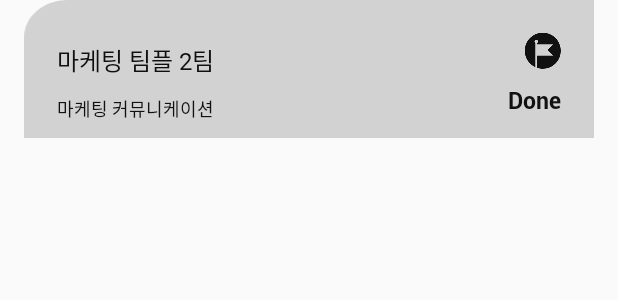
After one commit to YAPP13th-DOTO/DITO_Android, an Android app: the layout item_recyclerview_finish_roomlist.xml on its own in the app's theme, with its tools: preview values and no code run, on a phone screen of 412 x 824 dp. The commit adds this screen. Shown: the top 300 px of the screen. Run offline under Robolectric (Android 15) with nearby library versions, the phone set to English and light mode, and no system bars; Roboto replaces fonts that are not available here.

Commit message:
코드 추가 및 작성
- 과제 승인 요청 거절 됬을 경우 승인제출버튼 클릭 가능하도록 변경 및 view 변경
- 방 목록(메인화면)에서 종료된 방목록도 추가적으로 보여줌.

```diff
--- a/YappProject/app/src/main/AndroidManifest.xml
+++ b/YappProject/app/src/main/AndroidManifest.xml
@@ -31,7 +31,7 @@
         <activity android:name=".RoomCreateActivity" />
         <activity android:name=".RoomSuccessActivity" />
         <activity android:name=".TeamMembersActivity" />
-        <activity android:name=".AddTaskActivity"/>
+        <activity android:name=".TaskCreateActivity"/>
         <activity android:name=".TaskMemberActivity" />
 
         <service
--- a/YappProject/app/src/main/java/com/example/kiyon/yappproject/RoomDetailActivity.java
+++ b/YappProject/app/src/main/java/com/example/kiyon/yappproject/RoomDetailActivity.java
@@ -9,7 +9,6 @@ import android.content.IntentFilter;
 import android.graphics.Color;
 import android.graphics.Typeface;
 import android.graphics.drawable.ColorDrawable;
-import android.location.LocationManager;
 import android.os.Build;
 import android.support.design.widget.AppBarLayout;
 import android.support.v4.content.LocalBroadcastManager;
@@ -36,7 +35,6 @@ import com.example.kiyon.yappproject.adapter.TaskListRVAdapter;
 import com.example.kiyon.yappproject.common.CustomTypefaceSpan;
 import com.example.kiyon.yappproject.common.OnDataChange;
 import com.example.kiyon.yappproject.common.RetrofitServerClient;
-import com.example.kiyon.yappproject.common.UserInfoReturn;
 import com.example.kiyon.yappproject.model.Etc.BasicResponseResult;
 import com.example.kiyon.yappproject.model.Room.RoomListResponseResult;
 import com.example.kiyon.yappproject.model.Room.RoomAttendUsersItem;
@@ -197,7 +195,7 @@ public class RoomDetailActivity extends AppCompatActivity {
                     break;
                 case R.id.subjectAdd_btn :
                     // 과제 추가 버튼 작업
-                    Intent intent1 = AddTaskActivity.newIntent(RoomDetailActivity.this, roomAttendUsersItem);
+                    Intent intent1 = TaskCreateActivity.newIntent(RoomDetailActivity.this, roomAttendUsersItem);
                     startActivityForResult(intent1, 4000);
                     break;
                 case R.id.roomDone_tv :
@@ -321,6 +319,8 @@ public class RoomDetailActivity extends AppCompatActivity {
                     if (taskListResponseResult != null) {
                         ArrayList<TaskInfoItem> taskInfoItems = taskListResponseResult.list;
                         if (taskInfoItems.size() != 0) { // 과제 목록이 없을 경우
+                            findViewById(R.id.temp_iv).setVisibility(View.GONE);
+                            findViewById(R.id.temp_tv).setVisibility(View.GONE);
                             taskListRVAdapter.setData(taskInfoItems);
                         } else {
                             findViewById(R.id.temp_iv).setVisibility(View.VISIBLE);
--- a/YappProject/app/src/main/java/com/example/kiyon/yappproject/RoomSuccessActivity.java
+++ b/YappProject/app/src/main/java/com/example/kiyon/yappproject/RoomSuccessActivity.java
@@ -73,7 +73,7 @@ public class RoomSuccessActivity extends AppCompatActivity {
         title_tv = findViewById(R.id.title_tv);
 
         // 특정 텍스트 폰트 적용
-        Typeface nanumBoldFont = Typeface.createFromAsset(getAssets(), "nanumbarungothicotfbold.ttf");
+        Typeface nanumBoldFont = Typeface.createFromAsset(getAssets(), "nanumbarungothicbold.ttf");
 
         SpannableStringBuilder spannableStringBuilder = new SpannableStringBuilder(roomName + " 과목");
         spannableStringBuilder.insert(roomName.length() + 3,"\n");
--- a/YappProject/app/src/main/java/com/example/kiyon/yappproject/TaskMemberActivity.java
+++ b/YappProject/app/src/main/java/com/example/kiyon/yappproject/TaskMemberActivity.java
@@ -15,7 +15,7 @@ import com.example.kiyon.yappproject.model.Room.RoomAttendUsersItem;
 
 import java.util.ArrayList;
 
-import static com.example.kiyon.yappproject.AddTaskActivity.USER_DATA;
+import static com.example.kiyon.yappproject.TaskCreateActivity.USER_DATA;
 
 public class TaskMemberActivity extends AppCompatActivity implements MemberListRVAdapter.ItemClickListener {
 
@@ -73,7 +73,7 @@ public class TaskMemberActivity extends AppCompatActivity implements MemberListR
     }
 
     private void sendUserListToAddTaskActivity() {
-        Intent intent = new Intent(TaskMemberActivity.this, AddTaskActivity.class);
+        Intent intent = new Intent(TaskMemberActivity.this, TaskCreateActivity.class);
         intent.putExtra("users", attendUserLists);
         intent.putExtra("result", attendUserLists.size() + "명");
         setResult(RESULT_OK,intent);
--- a/YappProject/app/src/main/java/com/example/kiyon/yappproject/adapter/TaskAttendUsersRVAdapter.java
+++ b/YappProject/app/src/main/java/com/example/kiyon/yappproject/adapter/TaskAttendUsersRVAdapter.java
@@ -198,7 +198,7 @@ public class TaskAttendUsersRVAdapter extends RecyclerView.Adapter<RecyclerView.
         dialog.setContentView(R.layout.dialog_requestapproval);
 
         TextView textView = dialog.findViewById(R.id.text);
-        Typeface nanumBoldFont = Typeface.createFromAsset(mContext.getAssets(), "nanumbarungothicotfbold.ttf"); // 특정 text 폰트 적용
+        Typeface nanumBoldFont = Typeface.createFromAsset(mContext.getAssets(), "nanumbarungothicbold.ttf"); // 특정 text 폰트 적용
 
         if (type == 1) {
             SpannableStringBuilder spannableStringBuilder = new SpannableStringBuilder("제출요청을승인하시겠습니까?");
--- a/YappProject/app/src/main/java/com/example/kiyon/yappproject/adapter/TaskListRVAdapter.java
+++ b/YappProject/app/src/main/java/com/example/kiyon/yappproject/adapter/TaskListRVAdapter.java
@@ -156,6 +156,9 @@ public class TaskListRVAdapter extends RecyclerView.Adapter<RecyclerView.ViewHol
                 if (taskInfoItems.get(position).users.get(i).req == 1) { // 과제 승인요청을 했을 경우 버튼 클릭처리
                     taskListVH.taskSubmit.setButtonDrawable(R.drawable.check_1);
                     taskListVH.taskSubmit.setEnabled(false);
+                } else {
+                    taskListVH.taskSubmit.setButtonDrawable(R.drawable.uncheck_1);
+                    taskListVH.taskSubmit.setEnabled(true);
                 }
             }
         }
--- /dev/null
+++ b/YappProject/app/src/main/res/layout/item_recyclerview_finish_roomlist.xml
@@ -0,0 +1,68 @@
+<?xml version="1.0" encoding="utf-8"?>
+<RelativeLayout
+    xmlns:android="http://schemas.android.com/apk/res/android"
+    android:layout_width="match_parent"
+    android:layout_height="wrap_content"
+    android:paddingRight="16dp"
+    android:paddingLeft="16dp">
+    <LinearLayout
+        android:id="@+id/layout"
+        android:layout_width="match_parent"
+        android:layout_height="wrap_content"
+        android:paddingLeft="22dp"
+        android:orientation="horizontal"
+        android:background="@drawable/box_list_finish"
+        android:layout_marginBottom="12dp">
+        <LinearLayout
+            android:layout_width="wrap_content"
+            android:layout_height="wrap_content"
+            android:layout_marginTop="28dp"
+            android:orientation="vertical">
+            <TextView
+                android:id="@+id/roomName"
+                android:layout_width="wrap_content"
+                android:layout_height="wrap_content"
+                android:textSize="16sp"
+                android:textColor="#0f0f0f"
+                android:lineSpacingExtra="4sp"
+                android:fontFamily="@font/nanumbarungothicotfbold"
+                android:gravity="center_horizontal"
+                android:text="마케팅 팀플 2팀" />
+            <TextView
+                android:id="@+id/subjectName"
+                android:layout_width="wrap_content"
+                android:layout_height="wrap_content"
+                android:textSize="12sp"
+                android:layout_marginTop="11sp"
+                android:textColor="@color/black"
+                android:lineSpacingExtra="8sp"
+                android:fontFamily="@font/nanumbarungothicotflight"
+                android:text="마케팅 커뮤니케이션" />
+        </LinearLayout>
+        <LinearLayout
+            android:layout_width="match_parent"
+            android:layout_height="wrap_content"
+            android:layout_below="@+id/layout"
+            android:gravity="right"
+            android:layout_marginTop="22dp"
+            android:paddingRight="22dp"
+            android:orientation="vertical">
+            <ImageView
+                android:id="@+id/roomMaster"
+                android:layout_width="24dp"
+                android:layout_height="24dp"
+                android:src="@drawable/icn_leader"/>
+            <TextView
+                android:layout_width="wrap_content"
+                android:layout_height="wrap_content"
+                android:textSize="15sp"
+                android:fontFamily="@font/robotobold"
+                android:textStyle="bold"
+                android:textColor="#111111"
+                android:layout_marginTop="10dp"
+                android:lineSpacingExtra="5sp"
+                android:gravity="end"
+                android:text="Done" />
+        </LinearLayout>
+    </LinearLayout>
+</RelativeLayout>
--- a/YappProject/app/src/main/res/values/strings.xml
+++ b/YappProject/app/src/main/res/values/strings.xml
@@ -1,4 +1,4 @@
 <resources>
-    <string name="app_name">DITO</string>
+    <string name="app_name">Dito</string>
     <!--<string name="kakao_key">32c62b80ab167bb0ce911d06b26eb1fb</string>-->
 </resources>
```
Also changed, not shown: YappProject/app/src/main/java/com/example/kiyon/yappproject/TaskCreateActivity.java (renamed from YappProject/app/src/main/java/com/example/kiyon/yappproject/AddTaskActivity.java, +9 -9 lines), YappProject/app/src/main/java/com/example/kiyon/yappproject/adapter/RoomListRVAdapter.java (+91 -45 lines), YappProject/app/src/main/res/layout/activity_task_create.xml (renamed from YappProject/app/src/main/res/layout/activity_add_task.xml, +5 -5 lines), YappProject/app/src/main/res/drawable-hdpi/box_list_finish.png (added), YappProject/app/src/main/res/drawable-mdpi/box_list_finish.png (added), YappProject/app/src/main/res/drawable-xhdpi/box_list_finish.png (added), YappProject/app/src/main/res/drawable-xxhdpi/box_list_finish.png (added), YappProject/app/src/main/res/drawable-xxxhdpi/box_list_finish.png (added).
